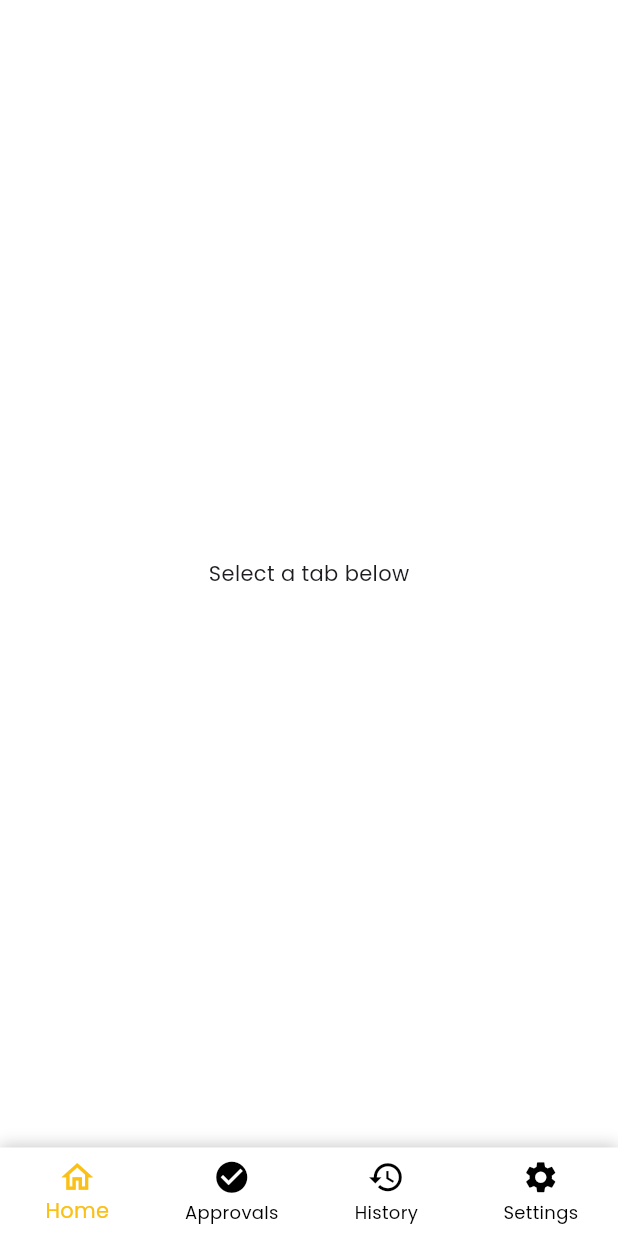
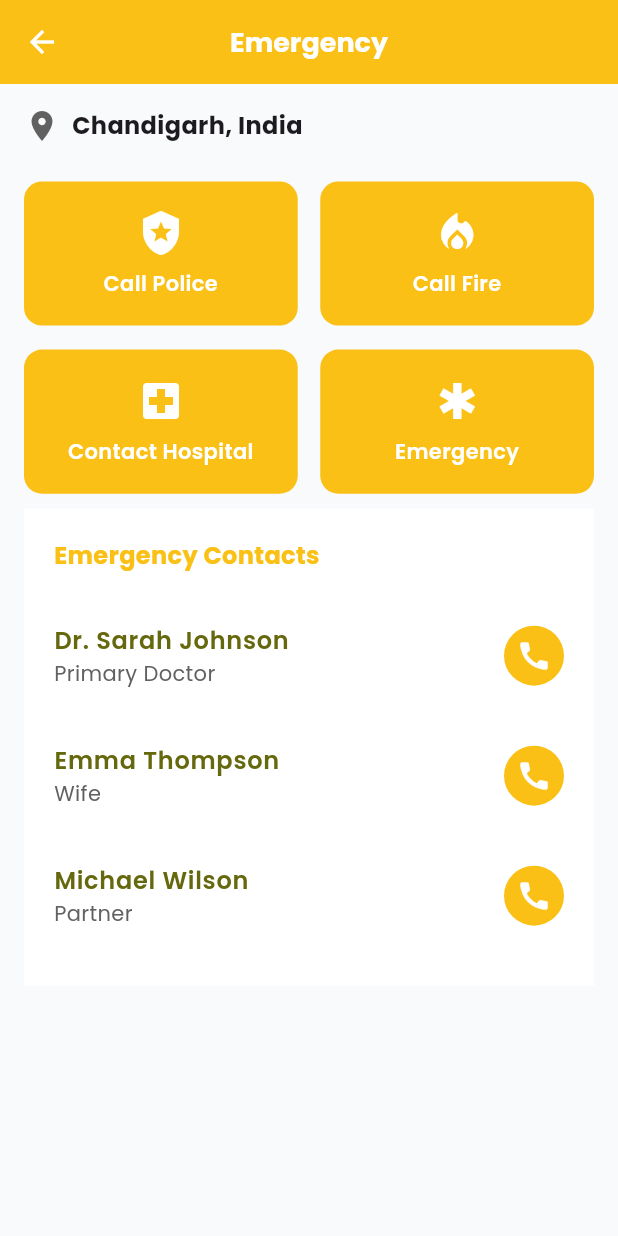
Before and after one commit to Kirtihoodaa/Jobizo, a Flutter app: the screen it shows after launch, on a phone screen of 412 x 824 dp. Run offline on Flutter 3.47's test engine with Material 3 defaults, Android fonts, the phone set to English and light mode, and no system bars; our stand-ins replace flutter_screenutil, google_fonts, image_picker.

Commit message:
Emergency pages

```diff
--- a/lib/Design contraints/FontSizes.dart
+++ b/lib/Design contraints/FontSizes.dart
@@ -1,6 +1,8 @@
 
-double primary() => 16;
+import 'dart:ui';
 
-double secondary() => 14;
+double primary() => 18;
 
-double tertiary() => 12;
+double secondary() => 16;
+
+double tertiary() => 14;
--- a/lib/Design contraints/app color.dart
+++ b/lib/Design contraints/app color.dart
@@ -0,0 +1,9 @@
+import 'dart:ui';
+
+class AppColors{
+  AppColors._();  //private constructor to prevent intatiation
+
+static const Color gold = Color(0xFFFAC015);
+static const Color green = Color(0xFF66680E);
+static const Color bgColor = Color(0xFFF9FAFB);
+}
--- a/lib/Design contraints/gradients.dart
+++ b/lib/Design contraints/gradients.dart
@@ -19,5 +19,4 @@ class AppGradients {
     end: Alignment.bottomCenter,
 
   );
-
 }
--- a/lib/Labour_POV/Home Screens/EmergencyPage.dart
+++ b/lib/Labour_POV/Home Screens/EmergencyPage.dart
@@ -0,0 +1,205 @@
+import 'package:flutter/material.dart';
+
+import '../../Design contraints/FontSizes.dart';
+import '../../Design contraints/app color.dart';
+
+class EmergencyPage extends StatefulWidget {
+  const EmergencyPage({Key? key}) : super(key: key);
+
+  @override
+  State<EmergencyPage> createState() => _EmergencyPageState();
+}
+
+class _EmergencyPageState extends State<EmergencyPage> {
+
+  final List<Map<String, String>> contacts = [
+    {'name': 'Dr. Sarah Johnson', 'relation': 'Primary Doctor'},
+    {'name': 'Emma Thompson', 'relation': 'Wife'},
+    {'name': 'Michael Wilson', 'relation': 'Partner'},
+  ];
+
+  @override
+  Widget build(BuildContext context) {
+    final actions = [
+      _ActionItem(
+        icon: Icons.local_police,
+        label: 'Call Police',
+        onTap: () {
+
+        },
+      ),
+      _ActionItem(
+        icon: Icons.local_fire_department,
+        label: 'Call Fire',
+        onTap: () {
+
+        },
+      ),
+      _ActionItem(
+        icon: Icons.local_hospital,
+        label: 'Contact Hospital',
+        onTap: () {
+
+        },
+      ),
+      _ActionItem(
+        icon: Icons.emergency,
+        label: 'Emergency',
+        onTap: () {
+
+        },
+      ),
+    ];
+
+    return Scaffold(
+      backgroundColor: Color(0xFFF9FAFB),
+      appBar: AppBar(
+        backgroundColor: AppColors.gold,
+        elevation: 0,
+        centerTitle: true,
+        leading: IconButton(
+          icon: Icon(Icons.arrow_back, color: Colors.white),
+          onPressed: () => Navigator.of(context).pop(),
+        ),
+        title: Text(
+          'Emergency',
+          style: TextStyle(
+            fontSize: primary(),
+            color: Colors.white,
+            fontWeight: FontWeight.bold,
+          ),
+        ),
+      ),
+      body: SingleChildScrollView(
+        padding: const EdgeInsets.all(16),
+        child: Column(
+          crossAxisAlignment: CrossAxisAlignment.start,
+          children: [
+            Row(
+              children: [
+                Icon(
+                  Icons.location_on,
+                  size: 24,
+                  color: Colors.grey[700],
+                ),
+                SizedBox(width: 8),
+                Text(
+                  'Chandigarh, India',
+                  style: TextStyle(
+                    fontSize: secondary(),
+                    fontWeight: FontWeight.bold,
+                  ),
+                ),
+              ],
+            ),
+            SizedBox(height: 25),
+            GridView.count(
+              crossAxisCount: 2,
+              crossAxisSpacing: 15,
+              mainAxisSpacing: 16,
+              childAspectRatio: 1.9,
+              shrinkWrap: true,
+              physics: NeverScrollableScrollPhysics(),
+              children: actions,
+            ),
+            SizedBox(height: 10),
+            buildContactsSection(),
+          ],
+        ),
+      ),
+    );
+  }
+  Widget buildContactsSection(){
+    return Container(
+      color: Colors.white,
+      padding: EdgeInsets.all(20),
+      child: Column(
+        crossAxisAlignment: CrossAxisAlignment.start,
+        children: [
+          Text("Emergency Contacts",
+          style: TextStyle(
+            fontWeight: FontWeight.bold,
+            fontSize: secondary(),
+
+            color: AppColors.gold,
+          ),
+          ),
+          SizedBox(height: 15),
+          ListView.builder(
+            shrinkWrap: true,
+            physics: NeverScrollableScrollPhysics(),
+            itemCount: contacts.length,
+            itemBuilder: (context, index) {
+              final contact = contacts[index];
+              return ListTile(
+                contentPadding: EdgeInsets.symmetric(vertical: 4),
+                title: Text(
+                  contact['name']!,
+                  style: TextStyle(
+                    fontSize: secondary(),
+                    fontWeight: FontWeight.w600,
+                    color: AppColors.green,
+                  ),
+                ),
+                subtitle: Text(
+                  contact['relation']!,
+                  style: TextStyle(
+                    fontSize: tertiary(),
+                    color: Colors.grey[700],
+                  ),
+                ),
+                trailing: CircleAvatar(
+                  backgroundColor: AppColors.gold,
+                  radius: 20,
+                  child: Icon(Icons.call, color: Colors.white),
+                ),
+              );
+            },
+          ),
+        ],
+      ),
+    );
+  }
+}
+
+class _ActionItem extends StatelessWidget {
+  final IconData icon;
+  final String label;
+  final VoidCallback onTap;
+
+  const _ActionItem({
+    required this.icon,
+    required this.label,
+    required this.onTap,
+    Key? key,
+  }) : super(key: key);
+
+  @override
+  Widget build(BuildContext context) {
+    return GestureDetector(
+      onTap: onTap,
+      child: Container(
+        decoration: BoxDecoration(
+          color: AppColors.gold,
+          borderRadius: BorderRadius.circular(12),
+        ),
+        child: Column(
+          mainAxisAlignment: MainAxisAlignment.center,
+          children: [
+            Icon(icon, size: 32, color: Colors.white),
+            SizedBox(height: 8),
+            Text(
+              label,
+              textAlign: TextAlign.center,
+              style: TextStyle(
+                color: Colors.white,
+                fontSize: tertiary(),
+                fontWeight: FontWeight.w600,
+              ),
+            ),
+          ],
+        ),
+      ),
+    );
+  }
+}
--- a/lib/main.dart
+++ b/lib/main.dart
@@ -3,7 +3,9 @@
 import 'package:google_fonts/google_fonts.dart';
 import 'package:jobizo/splash/splash_screen1.dart';
 
+import 'Labour_POV/Home Screens/EmergencyPage.dart';
 import 'Labour_POV/NavBar.dart';
+import 'Labour_POV/Profle pages/MyProfile.dart';
 
 
 
@@ -26,7 +28,7 @@
           theme: ThemeData(textTheme: GoogleFonts.poppinsTextTheme()),
           //home: LoginPage(),
           // home: EditProfileScreen(),
-          home: NavBarLabour(),
+          home: EmergencyPage(),
         );
       },
     );
```
Also changed, not shown: lib/Labour_POV/Profle pages/EditProfile.dart (+73 -42 lines), lib/Labour_POV/Profle pages/MyProfile.dart (+185 -0 lines).
